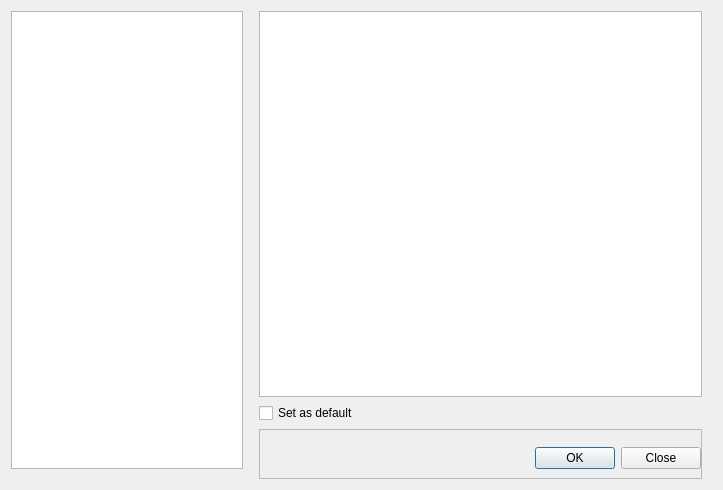
Above: src/dialogs/openconfigwindow.ui from Ptr314/ecat3 before the change. Below: the same form after it.
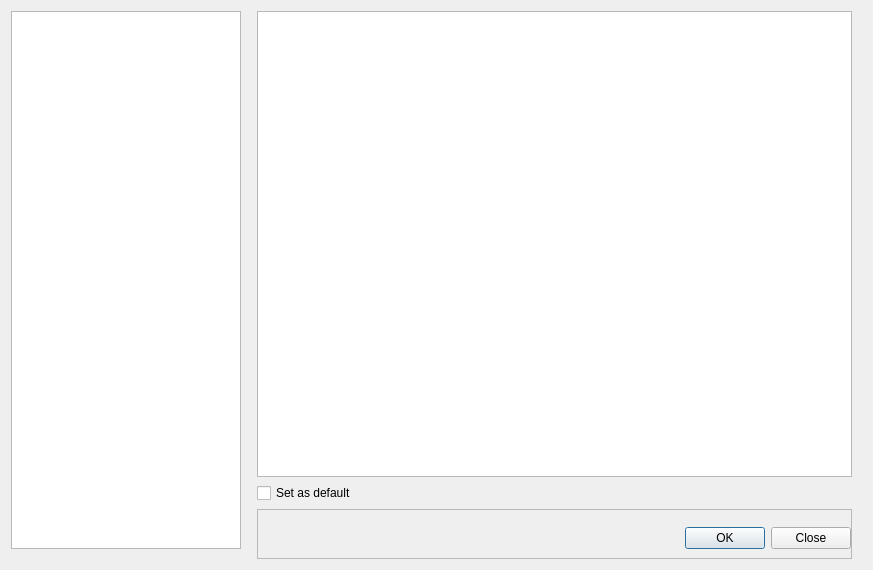
That is the form after the change.

The edit to the form file:
```diff
--- a/src/dialogs/openconfigwindow.ui
+++ b/src/dialogs/openconfigwindow.ui
@@ -6,14 +6,14 @@
    <rect>
     <x>0</x>
     <y>0</y>
-    <width>723</width>
-    <height>490</height>
+    <width>873</width>
+    <height>570</height>
    </rect>
   </property>
   <property name="windowTitle">
    <string>Dialog</string>
   </property>
-  <layout class="QHBoxLayout" name="horizontalLayout" stretch="1,2">
+  <layout class="QHBoxLayout" name="horizontalLayout" stretch="3,8">
    <item>
     <layout class="QVBoxLayout" name="verticalLayout" stretch="0">
      <property name="bottomMargin">
```
Left out of the diff: 6 changed lines with no effect on the pictures.
